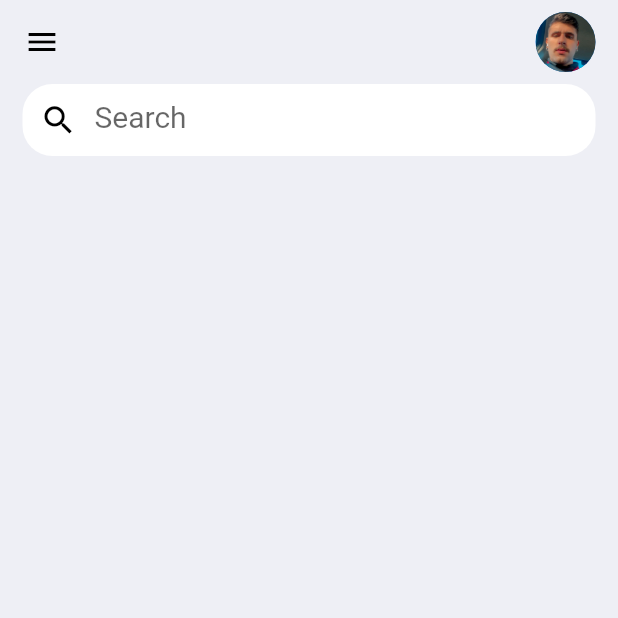
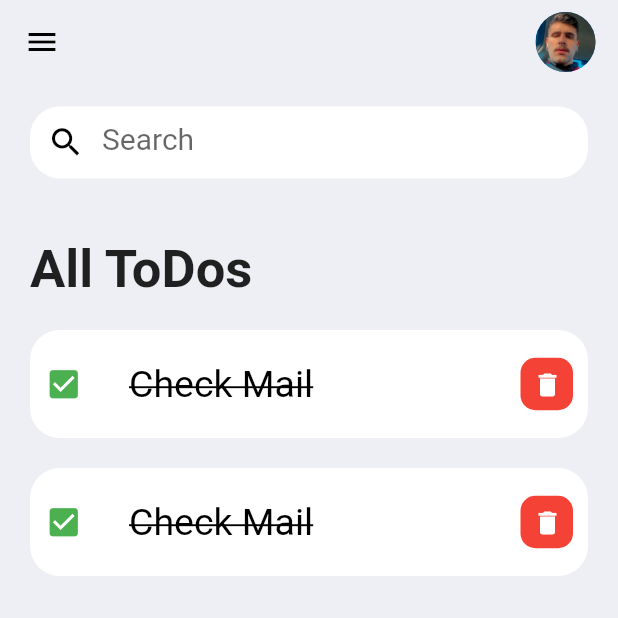
Before and after one commit to aalexsd/To-Do-List, a Flutter app: the screen it shows after launch, on a phone screen of 412 x 824 dp, the top half of it. Run offline on Flutter 3.47's test engine with Material 2 defaults, Android fonts, the phone set to English and light mode, and no system bars.

Commit message:
creating the items

```diff
--- a/lib/home_screen/home_screen.dart
+++ b/lib/home_screen/home_screen.dart
@@ -1,5 +1,9 @@
 import 'package:flutter/material.dart';
 import 'package:to_do_app/widgets/search_box.dart';
+
+import '../widgets/todo_item.dart';
+
+
 
 class HomeScreen extends StatelessWidget {
   const HomeScreen({Key? key}) : super(key: key);
@@ -10,10 +14,27 @@ class HomeScreen extends StatelessWidget {
       backgroundColor: const Color(0xFFEEEFF5),
       appBar: _buildAppBar(),
       body: Container(
-        padding: const EdgeInsets.symmetric(horizontal: 15),
+        padding: const EdgeInsets.symmetric(horizontal: 20,
+        vertical: 15),
         child: Column(
+          crossAxisAlignment: CrossAxisAlignment.start,
           children: [
             searchBox(),
+            const Padding(
+              padding:  EdgeInsets.only(top: 40.0,
+              bottom: 20),
+              child: Text('All ToDos',
+              style: TextStyle(
+                fontSize: 35,
+                fontWeight: FontWeight.bold,
+              ),),
+            ),
+            Expanded(child: ListView(
+              children: const [
+                ToDoItem(),
+                ToDoItem(),
+              ],
+            ))
           ],
         ),
       ),
--- /dev/null
+++ b/lib/widgets/todo_item.dart
@@ -0,0 +1,47 @@
+import 'package:flutter/material.dart';
+
+class ToDoItem extends StatelessWidget {
+  const ToDoItem({Key? key}) : super(key: key);
+
+  @override
+  Widget build(BuildContext context) {
+    return Container(
+      padding: const EdgeInsets.only(bottom: 20),
+      child: ListTile(
+        onTap: () {
+          print('Clicked on ToDo Item');
+        },
+        shape: RoundedRectangleBorder(
+            borderRadius: BorderRadius.circular(20)),
+        contentPadding: const EdgeInsets.symmetric(vertical: 8, horizontal: 10),
+        tileColor: Colors.white,
+        leading: const Icon(Icons.check_box,
+        size: 25,
+        color: Colors.green,),
+        title: const Text('Check Mail',
+        style: TextStyle(
+          fontSize: 25,
+          color: Colors.black,
+          decoration: TextDecoration.lineThrough
+        ),
+        ),
+        trailing: Container(
+          height: 35,
+            width: 35,
+          decoration: BoxDecoration(
+            color: Colors.red,
+            borderRadius: BorderRadius.circular(10),
+          ),
+          child: IconButton(
+            color: Colors.white,
+            iconSize: 20,
+            onPressed: (){
+              print('Click on Delete.');
+            },
+            icon: Icon(Icons.delete),
+          ),
+        ),
+      ),
+    );
+  }
+}
```
Also changed, not shown: lib/model/todo.dart (added).
